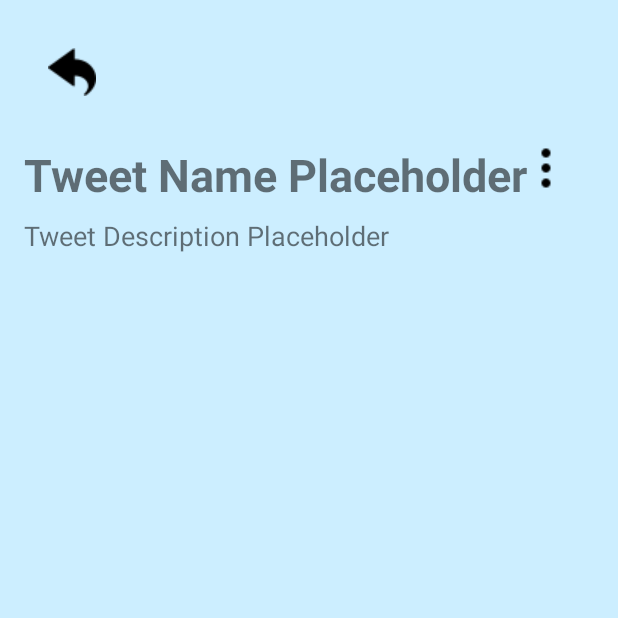
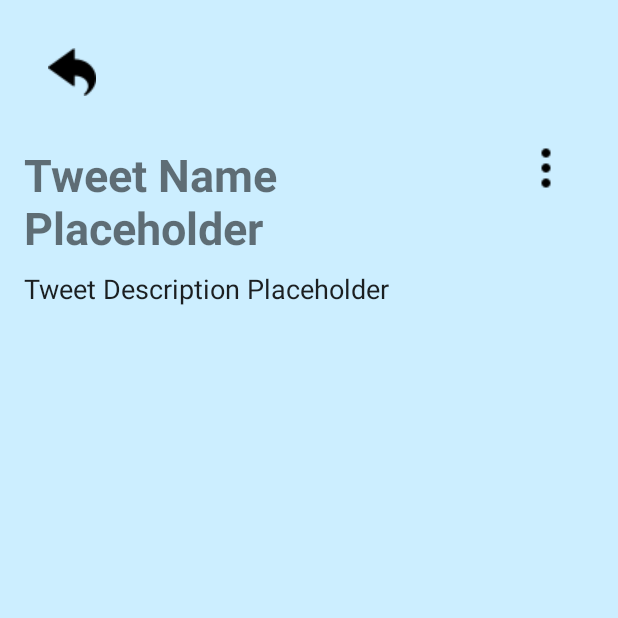
Before and after one commit to jasonpatigayon25/PatigayonSemiFinalsExam, an Android app: the TweetDetailActivity screen opened directly, with no data from a screen before it, on a phone screen of 412 x 824 dp, the top half of it. Run offline under Robolectric (Android 15) with nearby library versions, the phone set to English and light mode, and no system bars.

Commit message:
exam semi-finals patigayon

```diff
--- a/app/src/main/java/com/patigayon/semifinals/ui/TweetDetailActivity.kt
+++ b/app/src/main/java/com/patigayon/semifinals/ui/TweetDetailActivity.kt
@@ -2,8 +2,6 @@ package com.patigayon.semifinals.ui
 
 import android.content.Intent
 import android.os.Bundle
-import android.view.Menu
-import android.view.MenuItem
 import android.view.View
 import android.widget.PopupMenu
 import android.widget.Toast
--- a/app/src/main/res/layout/activity_delete_tweet.xml
+++ b/app/src/main/res/layout/activity_delete_tweet.xml
@@ -29,7 +29,7 @@
         android:layout_width="match_parent"
         android:layout_height="wrap_content"
         android:text="@string/cancel"
-        android:background="@color/grey"
+        android:background="@color/black"
     android:layout_marginTop="8dp"/>
 
 </LinearLayout>
--- a/app/src/main/res/layout/activity_main.xml
+++ b/app/src/main/res/layout/activity_main.xml
@@ -7,26 +7,23 @@
     android:background="@color/skyblue_light"
     tools:context=".ui.MainActivity">
 
-    <!-- New Header -->
     <TextView
         android:id="@+id/headerTitle"
         android:layout_width="match_parent"
         android:layout_height="wrap_content"
-        android:text="Patigayon Semi-Finals (Tweet)"
+        android:text="@string/header_title"
         android:background="@color/dark_blue"
         android:textColor="@color/white"
         android:textSize="24sp"
         android:gravity="center"
         android:padding="16dp" />
 
-    <!-- RecyclerView for displaying tweets -->
     <androidx.recyclerview.widget.RecyclerView
         android:id="@+id/recyclerViewTweets"
         android:layout_width="match_parent"
         android:layout_height="match_parent"
         android:layout_below="@id/headerTitle" />
 
-    <!-- ProgressBar for loading indicator -->
     <ProgressBar
         android:id="@+id/progressBar"
         android:layout_centerInParent="true"
@@ -34,7 +31,6 @@
         android:layout_width="wrap_content"
         android:layout_height="wrap_content" />
 
-    <!-- Floating Action Button for creating new tweets -->
     <com.google.android.material.button.MaterialButton
         android:id="@+id/fabCreateTweet"
         android:layout_width="wrap_content"
--- a/app/src/main/res/layout/activity_tweet_detail.xml
+++ b/app/src/main/res/layout/activity_tweet_detail.xml
@@ -22,12 +22,13 @@
             android:id="@+id/textViewTweetName"
             android:layout_width="wrap_content"
             android:layout_height="wrap_content"
+            android:layout_toStartOf="@id/imageViewOptions"
             android:textSize="30sp"
             android:textStyle="bold"
             android:layout_alignParentStart="true"
             android:layout_marginTop="16dp"
             android:layout_marginBottom="8dp"
-            android:text="Tweet Name Placeholder" />
+            android:text="@string/tweet_name_placeholder" />
 
         <ImageView
             android:id="@+id/imageViewOptions"
@@ -35,6 +36,7 @@
             android:layout_height="wrap_content"
             android:src="@drawable/ic_ellipse"
             android:layout_alignParentEnd="true"
+            android:contentDescription="@string/options"
             android:padding="16dp"
             android:clickable="true"
             android:focusable="true" />
@@ -45,9 +47,10 @@
         android:id="@+id/textViewTweetDescription"
         android:layout_width="match_parent"
         android:layout_height="wrap_content"
+        android:textColor="@color/blackish"
         android:textSize="18sp"
         android:layout_marginBottom="16dp"
-        android:text="Tweet Description Placeholder" />
+        android:text="@string/tweet_description_placeholder" />
 
     <ProgressBar
         android:id="@+id/progressBar"
--- a/app/src/main/res/layout/item_tweet.xml
+++ b/app/src/main/res/layout/item_tweet.xml
@@ -2,10 +2,9 @@
 <androidx.constraintlayout.widget.ConstraintLayout xmlns:android="http://schemas.android.com/apk/res/android"
     android:layout_width="match_parent"
     android:layout_height="wrap_content"
-    xmlns:app="http://schemas.android.com/apk/res-auto"
     xmlns:tools="http://schemas.android.com/tools">
 
-    <LinearLayout xmlns:android="http://schemas.android.com/apk/res/android"
+    <LinearLayout
         android:layout_width="match_parent"
         android:layout_height="wrap_content"
         android:orientation="vertical"
--- a/app/src/main/res/values/colors.xml
+++ b/app/src/main/res/values/colors.xml
@@ -8,7 +8,8 @@
     <color name="black">#FF000000</color>
     <color name="white">#FFFFFFFF</color>
     <color name="skyblue_light">#cceeff</color>
-    <color name="grey">#D3D3D3</color>
+    <color name="grey">#bababa</color>
     <color name="dark_blue">#003366</color>
-    <color name="red">#F44336</color>
+    <color name="red">#d32f2f</color>
+    <color name="blackish">#DE000000</color>
 </resources>
--- a/app/src/main/res/values/strings.xml
+++ b/app/src/main/res/values/strings.xml
@@ -1,4 +1,5 @@
 <resources>
+    <string name="header_title">Patigayon Semi-Finals (Tweet)</string>
     <string name="app_name">Patigayon Semi Finals Exam</string>
     <string name="tweet_name_hint">Tweet Name</string>
     <string name="tweet_description_hint">Tweet Description</string>
@@ -9,4 +10,8 @@
     <string name="cancel">Cancel</string>
     <string name="add_tweet">Add Tweet</string>
     <string name="back">Back</string>
+    <string name="update_tweet">Update Tweet</string>
+    <string name="tweet_name_placeholder">Tweet Name Placeholder</string>
+    <string name="tweet_description_placeholder">Tweet Description Placeholder</string>
+    <string name="options">Options</string>
 </resources>
```
Also changed, not shown: app/src/main/java/com/patigayon/semifinals/ui/CreateTweetActivity.kt (+5 -4 lines), app/src/main/res/layout/activity_create_tweet.xml (+8 -3 lines), app/src/main/res/layout/activity_edit_tweet.xml (+6 -5 lines).
